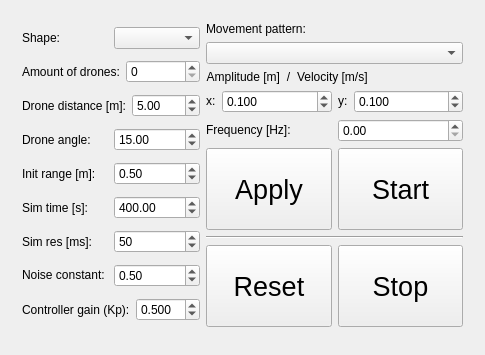
Before: the Qt Designer form catkin_ws/src/supervisor/src/View/mainwindow.ui in jlrandulfe/drone-swarm, drawn with Qt 5.
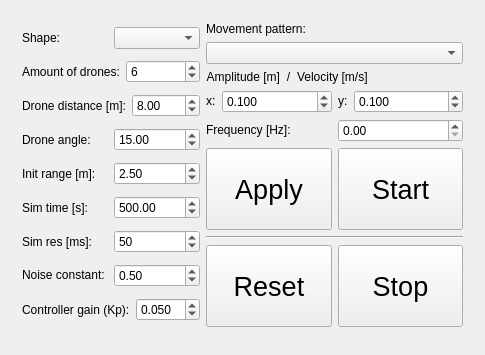
After: the same form once the commit is applied.

Diff of the .ui file:
```diff
--- a/catkin_ws/src/supervisor/src/View/mainwindow.ui
+++ b/catkin_ws/src/supervisor/src/View/mainwindow.ui
@@ -118,6 +118,9 @@
                 <property name="correctionMode">
                  <enum>QAbstractSpinBox::CorrectToNearestValue</enum>
                 </property>
+                <property name="value">
+                 <number>6</number>
+                </property>
                </widget>
               </item>
              </layout>
@@ -146,7 +149,7 @@
                  </sizepolicy>
                 </property>
                 <property name="value">
-                 <double>5.000000000000000</double>
+                 <double>8.000000000000000</double>
                 </property>
                </widget>
               </item>
@@ -200,7 +203,7 @@
               <item>
                <widget class="QDoubleSpinBox" name="initRangeSpinBox">
                 <property name="value">
-                 <double>0.500000000000000</double>
+                 <double>2.500000000000000</double>
                 </property>
                </widget>
               </item>
@@ -227,7 +230,7 @@
                  <double>10000.000000000000000</double>
                 </property>
                 <property name="value">
-                 <double>400.000000000000000</double>
+                 <double>500.000000000000000</double>
                 </property>
                </widget>
               </item>
@@ -329,7 +332,7 @@
                  <double>0.010000000000000</double>
                 </property>
                 <property name="value">
-                 <double>0.500000000000000</double>
+                 <double>0.050000000000000</double>
                 </property>
                </widget>
               </item>
```
